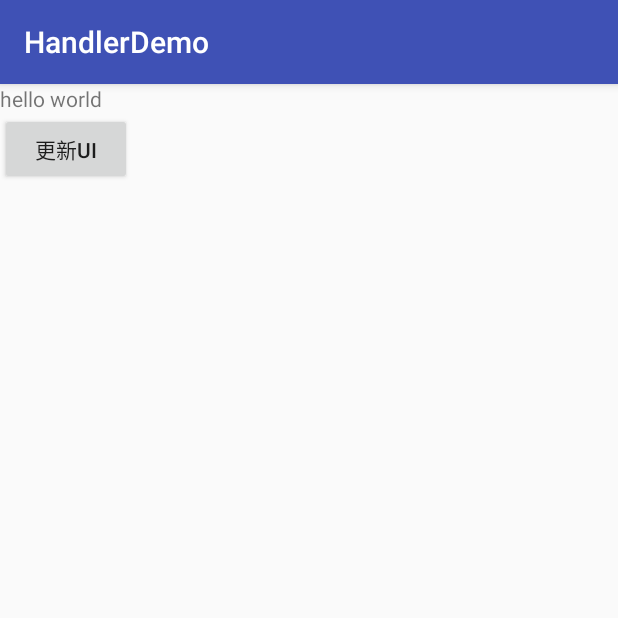
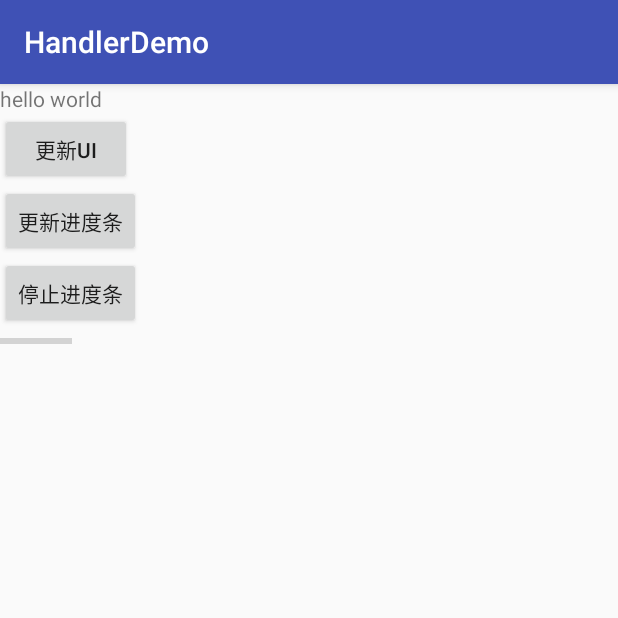
Before and after one commit to zhaoxiaowen-sven/HandlerDemo, an Android app: the screen it shows after launch (MainActivity), on a phone screen of 412 x 824 dp, the top half of it. Run offline under Robolectric (Android 15) with nearby library versions, the phone set to English and light mode, and no system bars.

```diff
--- a/app/src/main/res/layout/activity_main.xml
+++ b/app/src/main/res/layout/activity_main.xml
@@ -1,6 +1,5 @@
 <?xml version="1.0" encoding="utf-8"?>
 <LinearLayout xmlns:android="http://schemas.android.com/apk/res/android"
-    xmlns:app="http://schemas.android.com/apk/res-auto"
     xmlns:tools="http://schemas.android.com/tools"
     android:layout_width="match_parent"
     android:layout_height="match_parent"
@@ -9,12 +8,34 @@
 
     <TextView
         android:id="@+id/tv"
-    android:text="hello world"
         android:layout_width="match_parent"
-    android:layout_height="wrap_content" />
+        android:layout_height="wrap_content"
+        android:text="hello world" />
+
     <Button
+        android:id="@+id/update"
+        android:layout_width="wrap_content"
+        android:layout_height="wrap_content"
         android:onClick="onclick"
-    android:text="更新UI"
+        android:text="更新UI" />
+
+    <Button
+        android:id="@+id/update2"
+        android:layout_width="wrap_content"
+        android:layout_height="wrap_content"
+        android:onClick="onclick"
+        android:text="更新进度条" />
+
+    <Button
+        android:id="@+id/stop"
+        android:layout_width="wrap_content"
+        android:layout_height="wrap_content"
+        android:onClick="onclick"
+        android:text="停止进度条" />
+
+    <ProgressBar
+        android:id="@+id/progress_bar"
+        style="@style/Base.Widget.AppCompat.ProgressBar.Horizontal"
         android:layout_width="wrap_content"
         android:layout_height="wrap_content" />
 </LinearLayout>
```
Also changed, not shown: app/src/main/java/com/sven/handlerdemo/MainActivity.java (+68 -1 lines). Lines whose indentation alone changed are shown as unchanged.
